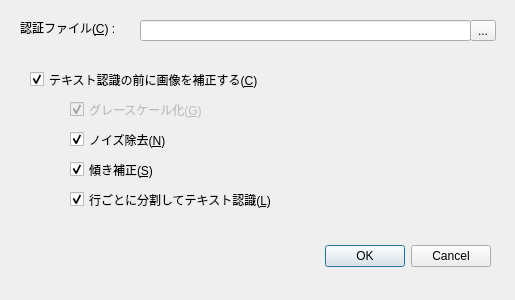
The window that mocra/DetectDialog.ui (okarenkon/mocra) describes before a commit, drawn with Qt 5.
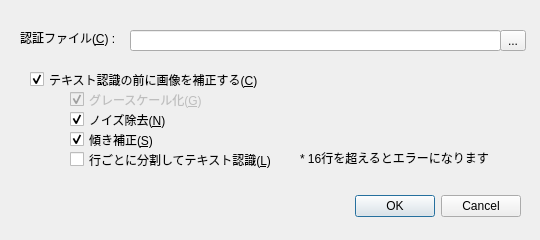
The same window after the commit.

The edit to the form file:
```diff
--- a/mocra/DetectDialog.ui
+++ b/mocra/DetectDialog.ui
@@ -9,20 +9,20 @@
    <rect>
     <x>0</x>
     <y>0</y>
-    <width>515</width>
-    <height>300</height>
+    <width>540</width>
+    <height>240</height>
    </rect>
   </property>
   <property name="minimumSize">
    <size>
-    <width>515</width>
-    <height>300</height>
+    <width>540</width>
+    <height>240</height>
    </size>
   </property>
   <property name="maximumSize">
    <size>
-    <width>515</width>
-    <height>300</height>
+    <width>540</width>
+    <height>240</height>
    </size>
   </property>
   <property name="windowTitle">
@@ -34,8 +34,8 @@
   <widget class="QDialogButtonBox" name="buttonBox">
    <property name="geometry">
     <rect>
-     <x>150</x>
-     <y>240</y>
+     <x>180</x>
+     <y>190</y>
      <width>341</width>
      <height>32</height>
     </rect>
@@ -51,8 +51,8 @@
    <property name="geometry">
     <rect>
      <x>20</x>
-     <y>20</y>
-     <width>121</width>
+     <y>30</y>
+     <width>111</width>
      <height>16</height>
     </rect>
    </property>
@@ -66,9 +66,9 @@
   <widget class="QLineEdit" name="editCredentialsFilePath">
    <property name="geometry">
     <rect>
-     <x>140</x>
-     <y>20</y>
-     <width>331</width>
+     <x>130</x>
+     <y>30</y>
+     <width>371</width>
      <height>21</height>
     </rect>
    </property>
@@ -76,8 +76,8 @@
   <widget class="QToolButton" name="buttonBrowse">
    <property name="geometry">
     <rect>
-     <x>470</x>
-     <y>20</y>
+     <x>500</x>
+     <y>30</y>
      <width>26</width>
      <height>21</height>
     </rect>
@@ -90,7 +90,7 @@
    <property name="geometry">
     <rect>
      <x>70</x>
-     <y>160</y>
+     <y>130</y>
      <width>181</width>
      <height>19</height>
     </rect>
@@ -109,7 +109,7 @@
    <property name="geometry">
     <rect>
      <x>70</x>
-     <y>100</y>
+     <y>90</y>
      <width>181</width>
      <height>19</height>
     </rect>
@@ -125,7 +125,7 @@
    <property name="geometry">
     <rect>
      <x>70</x>
-     <y>190</y>
+     <y>150</y>
      <width>261</width>
      <height>19</height>
     </rect>
@@ -134,14 +134,14 @@
     <string>行ごとに分割してテキスト認識(&amp;L)</string>
    </property>
    <property name="checked">
-    <bool>true</bool>
+    <bool>false</bool>
    </property>
   </widget>
   <widget class="QCheckBox" name="checkDenoise">
    <property name="geometry">
     <rect>
      <x>70</x>
-     <y>130</y>
+     <y>110</y>
      <width>181</width>
      <height>19</height>
     </rect>
@@ -169,6 +169,19 @@
     <bool>true</bool>
    </property>
   </widget>
+  <widget class="QLabel" name="label_2">
+   <property name="geometry">
+    <rect>
+     <x>300</x>
+     <y>150</y>
+     <width>241</width>
+     <height>16</height>
+    </rect>
+   </property>
+   <property name="text">
+    <string>* 16行を超えるとエラーになります</string>
+   </property>
+  </widget>
  </widget>
  <tabstops>
   <tabstop>editCredentialsFilePath</tabstop>
```
